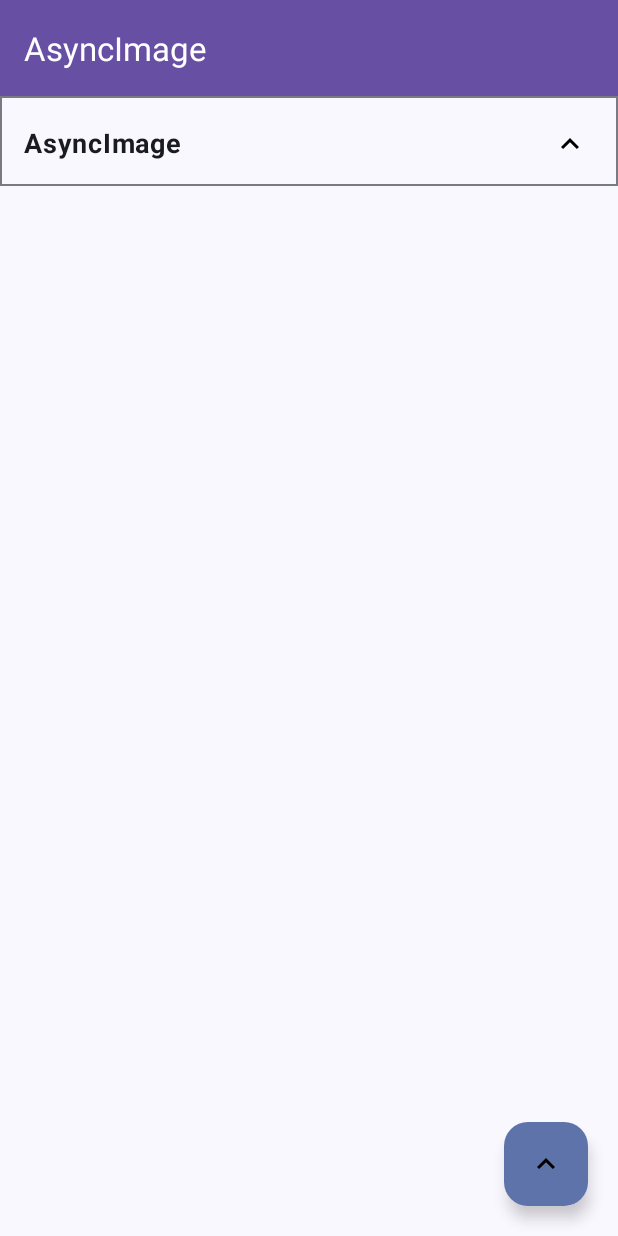
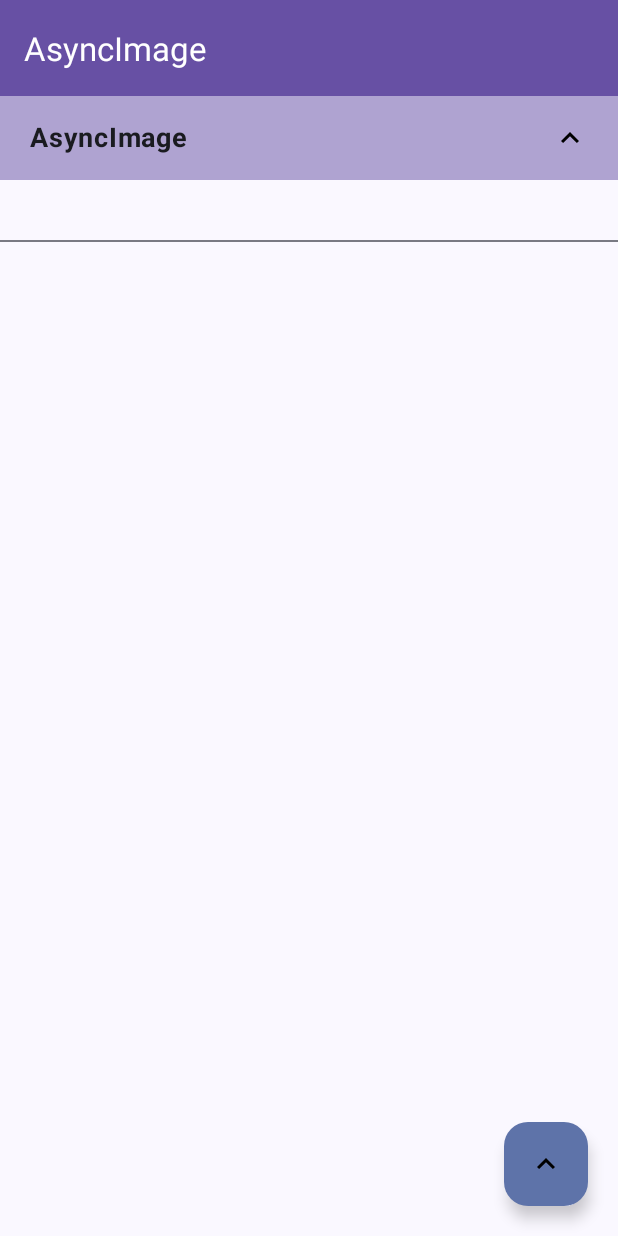
Before and after one commit to panpf/android-samples, an Android app built with Jetpack Compose: the AsyncImageFragment screen opened through its navigation route, on a phone screen of 412 x 824 dp. Run offline under Robolectric (Android 15) with nearby library versions, the phone set to English and light mode, and no system bars; pictures from the network do not load.

Commit message:
improve: Improved expansible item style

```diff
--- a/compose/src/main/java/com/github/panpf/android/compose/samples/ui/base/ExpandableLayout.kt
+++ b/compose/src/main/java/com/github/panpf/android/compose/samples/ui/base/ExpandableLayout.kt
@@ -2,7 +2,7 @@ package com.github.panpf.android.compose.samples.ui.base
 
 import androidx.compose.animation.AnimatedVisibility
 import androidx.compose.foundation.Image
-import androidx.compose.foundation.border
+import androidx.compose.foundation.background
 import androidx.compose.foundation.clickable
 import androidx.compose.foundation.layout.Box
 import androidx.compose.foundation.layout.BoxScope
@@ -11,9 +11,11 @@ import androidx.compose.foundation.layout.ColumnScope
 import androidx.compose.foundation.layout.Row
 import androidx.compose.foundation.layout.fillMaxSize
 import androidx.compose.foundation.layout.fillMaxWidth
+import androidx.compose.foundation.layout.height
 import androidx.compose.foundation.layout.padding
 import androidx.compose.foundation.rememberScrollState
 import androidx.compose.foundation.verticalScroll
+import androidx.compose.material3.Divider
 import androidx.compose.material3.DividerDefaults
 import androidx.compose.material3.FloatingActionButton
 import androidx.compose.material3.Text
@@ -25,6 +27,7 @@ import androidx.compose.runtime.mutableStateOf
 import androidx.compose.runtime.remember
 import androidx.compose.ui.Alignment
 import androidx.compose.ui.Modifier
+import androidx.compose.ui.graphics.Color
 import androidx.compose.ui.res.painterResource
 import androidx.compose.ui.text.font.FontWeight
 import androidx.compose.ui.tooling.preview.Preview
@@ -32,6 +35,7 @@ import androidx.compose.ui.unit.Dp
 import androidx.compose.ui.unit.dp
 import androidx.compose.ui.unit.sp
 import com.github.panpf.android.compose.samples.R
+import com.github.panpf.android.compose.samples.ui.base.theme.Purple40
 import kotlinx.coroutines.flow.Flow
 import kotlinx.coroutines.flow.MutableStateFlow
 
@@ -80,13 +84,14 @@ fun ExpandableItem(
             }
         }
         val expand = selfExpand.value
+
         Row(modifier = Modifier
             .fillMaxWidth()
+            .background(if (expand) Purple40.copy(alpha = 0.5f) else Color.Transparent)
             .clickable {
                 selfExpand.value = !selfExpand.value
             }
-            .border(width = DividerDefaults.Thickness, color = DividerDefaults.color)
-            .padding(top = 20.dp, start = 16.dp, end = 20.dp, bottom = 16.dp)
+            .padding(start = 20.dp, top = 16.dp, end = 20.dp, bottom = 16.dp)
         ) {
             Text(
                 text = title,
@@ -108,6 +113,12 @@ fun ExpandableItem(
                 content()
             }
         }
+
+        Divider(
+            modifier = Modifier
+                .fillMaxWidth()
+                .height(DividerDefaults.Thickness)
+        )
     }
 }
 
```
